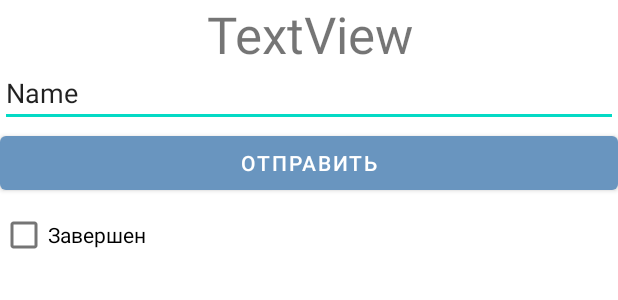
After one commit to RedCrabVb/ApplicationMVP, an Android app: the layout list_test.xml on its own in the app's theme, with its tools: preview values and no code run, on a phone screen of 412 x 824 dp. The commit adds this screen. Shown: the top 300 px of the screen. Run offline under Robolectric (Android 15) with nearby library versions, the phone set to English and light mode, and no system bars; network calls fail.

Commit message:
Add test view

```diff
--- a/app/src/main/AndroidManifest.xml
+++ b/app/src/main/AndroidManifest.xml
@@ -20,6 +20,8 @@
         <activity android:screenOrientation="portrait"
             android:name=".MainActivity"></activity>
         <activity android:screenOrientation="portrait"
+            android:name=".ui.test.TestActivity"></activity>
+        <activity android:screenOrientation="portrait"
             android:name=".StartActivity">
             <intent-filter>
                 <action android:name="android.intent.action.MAIN" />
--- a/app/src/main/java/ru/vivt/applicationmvp/ui/repository/TestAdapter.java
+++ b/app/src/main/java/ru/vivt/applicationmvp/ui/repository/TestAdapter.java
@@ -7,6 +7,7 @@ import android.view.View;
 import android.view.ViewGroup;
 import android.widget.ArrayAdapter;
 import android.widget.ImageView;
+import android.widget.RelativeLayout;
 import android.widget.TextView;
 
 import androidx.annotation.NonNull;
--- /dev/null
+++ b/app/src/main/res/layout/list_test.xml
@@ -0,0 +1,49 @@
+<?xml version="1.0" encoding="utf-8"?>
+<RelativeLayout
+    android:id="@+id/relativeLayoutQuestion"
+    xmlns:android="http://schemas.android.com/apk/res/android"
+    xmlns:app="http://schemas.android.com/apk/res-auto"
+    xmlns:tools="http://schemas.android.com/tools"
+    android:layout_width="match_parent"
+    android:layout_height="match_parent">
+
+
+    <LinearLayout
+        android:layout_width="match_parent"
+        android:layout_height="wrap_content"
+        android:orientation="vertical">
+
+        <TextView
+            android:id="@+id/textViewHeader_listQuestion"
+            android:layout_width="match_parent"
+            android:layout_height="39dp"
+            android:autoSizeTextType="none"
+            android:text="TextView"
+            android:textAlignment="center"
+            android:textSize="34sp" />
+
+        <EditText
+            android:id="@+id/editTextTextAnswer"
+            android:layout_width="match_parent"
+            android:layout_height="wrap_content"
+            android:ems="10"
+            android:inputType="textPersonName"
+            android:text="Name" />
+
+        <Button
+            android:id="@+id/buttonSend"
+            android:layout_width="match_parent"
+            android:layout_height="wrap_content"
+            android:text="Отправить" />
+
+        <CheckBox
+            android:id="@+id/checkBoxIsComlit"
+            android:layout_width="match_parent"
+            android:layout_height="wrap_content"
+            android:editable="false"
+            android:text="Завершен" />
+
+
+    </LinearLayout>
+
+</RelativeLayout>
```
Also changed, not shown: app/src/main/java/ru/vivt/applicationmvp/ui/repository/Question.java (added, +25 -0 lines), app/src/main/java/ru/vivt/applicationmvp/ui/repository/QuestionAdapter.java (added, +53 -0 lines), app/src/main/java/ru/vivt/applicationmvp/ui/repository/Server.java (+30 -4 lines), app/src/main/java/ru/vivt/applicationmvp/ui/repository/Test.java (+5 -7 lines), app/src/main/java/ru/vivt/applicationmvp/ui/test/TestActivity.java (added, +35 -0 lines), app/src/main/java/ru/vivt/applicationmvp/ui/test/TestFragment.java (+19 -0 lines), app/src/main/res/layout/activity_specific_test.xml (added, +24 -0 lines).
